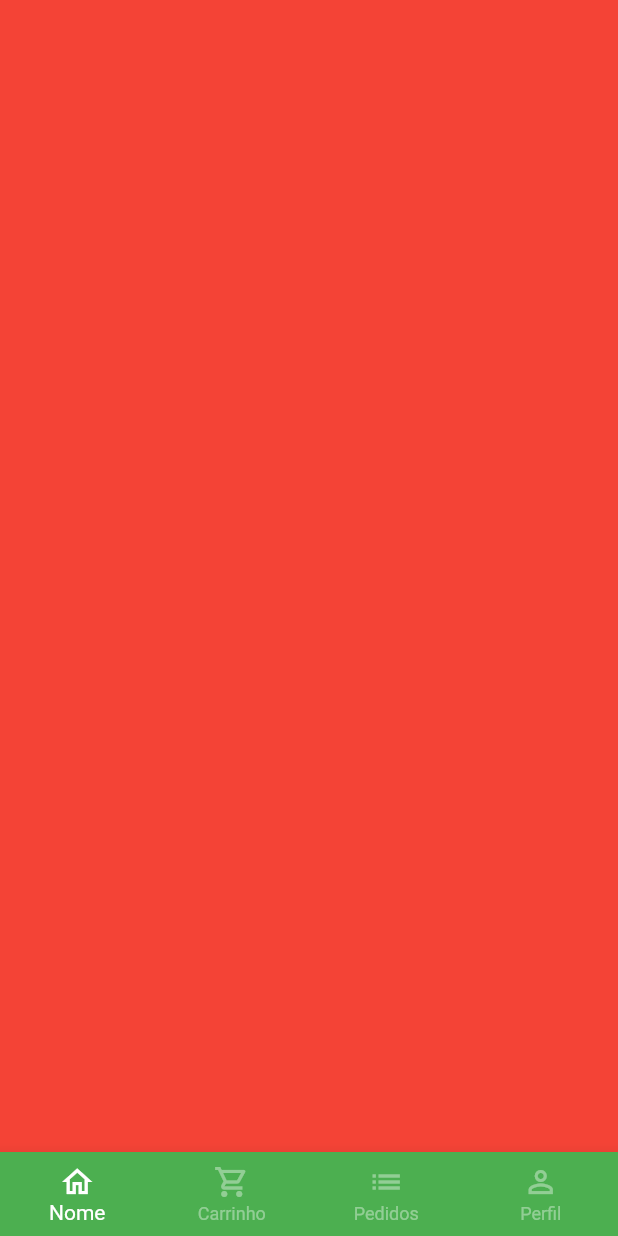
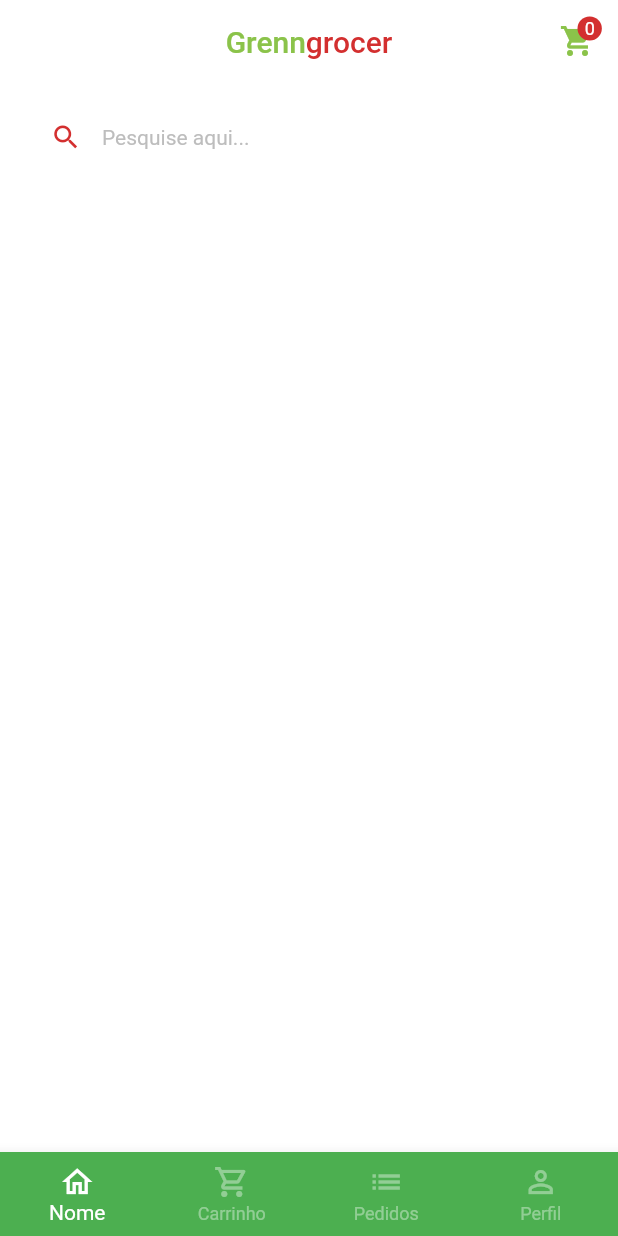
Before and after one commit to Jo-Analyst/greengrocer, a Flutter app: the screen it shows after launch, after a tap on "Entrar", on a phone screen of 412 x 824 dp. Run offline on Flutter 3.47's test engine with Material 2 defaults, Android fonts, the phone set to English and light mode, and no system bars; our stand-ins replace animated_text_kit, mask_text_input_formatter.

```diff
--- a/lib/main.dart
+++ b/lib/main.dart
@@ -16,7 +16,7 @@ class MyApp extends StatelessWidget {
       debugShowCheckedModeBanner: false,
       theme: ThemeData(
         primarySwatch: Colors.green,
-        scaffoldBackgroundColor: CustomColors.customSwatchColor,
+        scaffoldBackgroundColor: Colors.white.withAlpha(190),
         // colorScheme: ColorScheme.fromSeed(seedColor: Colors.deepPurple),
         useMaterial3: false,
       ),
--- a/lib/src/auth/sign_in_screen.dart
+++ b/lib/src/auth/sign_in_screen.dart
@@ -1,7 +1,7 @@
 import 'package:animated_text_kit/animated_text_kit.dart';
 import 'package:flutter/material.dart';
 import 'package:greengrocer/src/auth/components/custom_text_field.dart';
-import 'package:greengrocer/src/auth/components/sign_up_screen.dart';
+import 'package:greengrocer/src/auth/sign_up_screen.dart';
 import 'package:greengrocer/src/base/base_screen.dart';
 import 'package:greengrocer/src/config/custom_colors.dart';
 
@@ -13,6 +13,7 @@ class SignInScreen extends StatelessWidget {
     final size = MediaQuery.of(context).size;
 
     return Scaffold(
+      backgroundColor: CustomColors.customSwatchColor,
       body: SingleChildScrollView(
         child: SizedBox(
           height: size.height,
--- a/lib/src/auth/components/sign_up_screen.dart
+++ b/lib/src/auth/sign_up_screen.dart
@@ -1,5 +1,6 @@
 import 'package:flutter/material.dart';
 import 'package:greengrocer/src/auth/components/custom_text_field.dart';
+import 'package:greengrocer/src/config/custom_colors.dart';
 import 'package:mask_text_input_formatter/mask_text_input_formatter.dart';
 
 class SignUpScreen extends StatelessWidget {
@@ -20,6 +21,7 @@ class SignUpScreen extends StatelessWidget {
     final size = MediaQuery.of(context).size;
 
     return Scaffold(
+      backgroundColor: CustomColors.customSwatchColor,
       body: SingleChildScrollView(
         child: SizedBox(
           height: size.height,
--- a/lib/src/base/base_screen.dart
+++ b/lib/src/base/base_screen.dart
@@ -1,4 +1,5 @@
 import 'package:flutter/material.dart';
+import 'package:greengrocer/src/home/home_tab.dart';
 
 class BaseScreen extends StatefulWidget {
   const BaseScreen({super.key});
@@ -18,7 +19,7 @@ class _BaseScreenState extends State<BaseScreen> {
         physics: const NeverScrollableScrollPhysics(),
         controller: pageController,
         children: [
-        Container(color: Colors.red),
+        const HomeTab(),
         Container(color: Colors.yellow),
         Container(color: Colors.orange),
         Container(color: Colors.brown),
--- /dev/null
+++ b/lib/src/home/home_tab.dart
@@ -0,0 +1,95 @@
+import 'package:flutter/gestures.dart';
+import 'package:flutter/material.dart';
+import 'package:greengrocer/src/config/custom_colors.dart';
+
+class HomeTab extends StatelessWidget {
+  const HomeTab({Key? key}) : super(key: key);
+
+  @override
+  Widget build(BuildContext context) {
+    return Scaffold(
+      // APPBAR
+      appBar: AppBar(
+        backgroundColor: Colors.transparent,
+        elevation: 0,
+        centerTitle: true,
+        title: Text.rich(
+          TextSpan(
+            children: [
+              TextSpan(
+                text: "Grenn",
+                style: TextStyle(
+                  color: CustomColors.customSwatchColor,
+                ),
+              ),
+              TextSpan(
+                text: "grocer",
+                style: TextStyle(
+                  color: CustomColors.customContrastColor,
+                ),
+              ),
+            ],
+          ),
+        ),
+        actions: [
+          Padding(
+            padding: const EdgeInsets.only(
+              top: 15,
+              right: 15,
+            ),
+            child: GestureDetector(
+              onTap: () {},
+              child: Badge(
+                backgroundColor: CustomColors.customContrastColor,
+                label: const Text(
+                  "0",
+                  style: TextStyle(fontSize: 12),
+                ),
+                child: Icon(
+                  Icons.shopping_cart,
+                  color: CustomColors.customSwatchColor,
+                ),
+              ),
+            ),
+          ),
+        ],
+      ),
+
+      body: Column(
+        children: [
+          // campo de pesquisa
+          Padding(
+            padding: const EdgeInsets.symmetric(
+              vertical: 10,
+              horizontal: 20,
+            ),
+            child: TextFormField(
+              decoration: InputDecoration(
+                filled: true,
+                fillColor: Colors.white,
+                isDense: true,
+                hintText: "Pesquise aqui...",
+                hintStyle: TextStyle(
+                  color: Colors.grey.shade400,
+                  fontSize: 14,
+                ),
+                prefixIcon: Icon(
+                  Icons.search,
+                  color: CustomColors.customContrastColor,
+                  size: 21,
+                ),
+                border: OutlineInputBorder(
+                    borderRadius: BorderRadius.circular(60),
+                    borderSide: BorderSide.none),
+              ),
+            ),
+          ),
+
+          // categorias
+
+          // grid
+        ],
+      ),
+    );
+  }
+}
```
